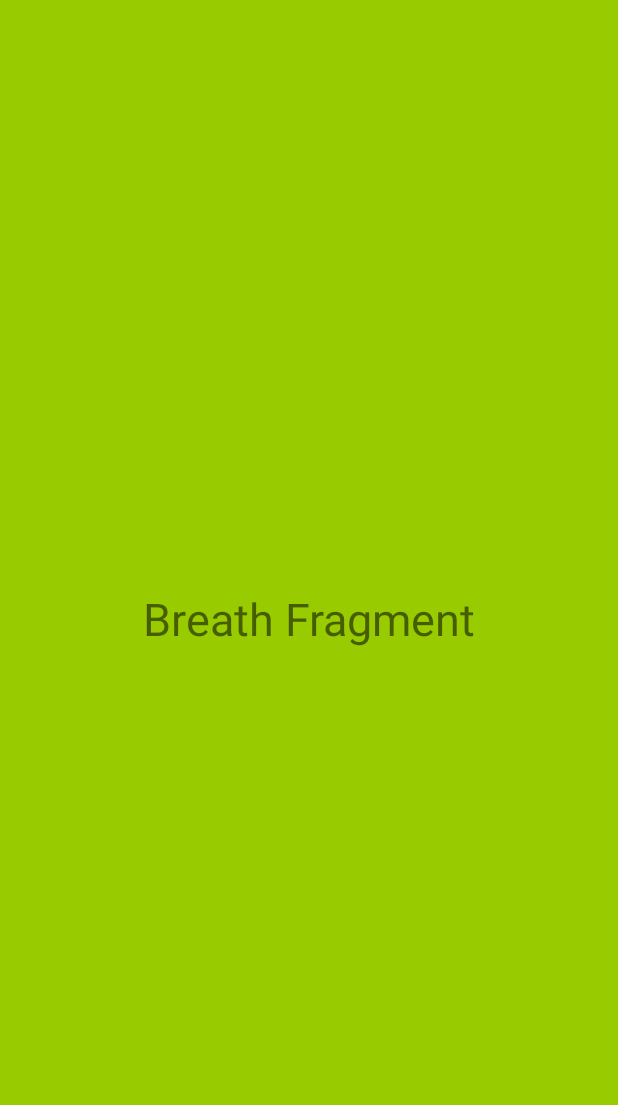
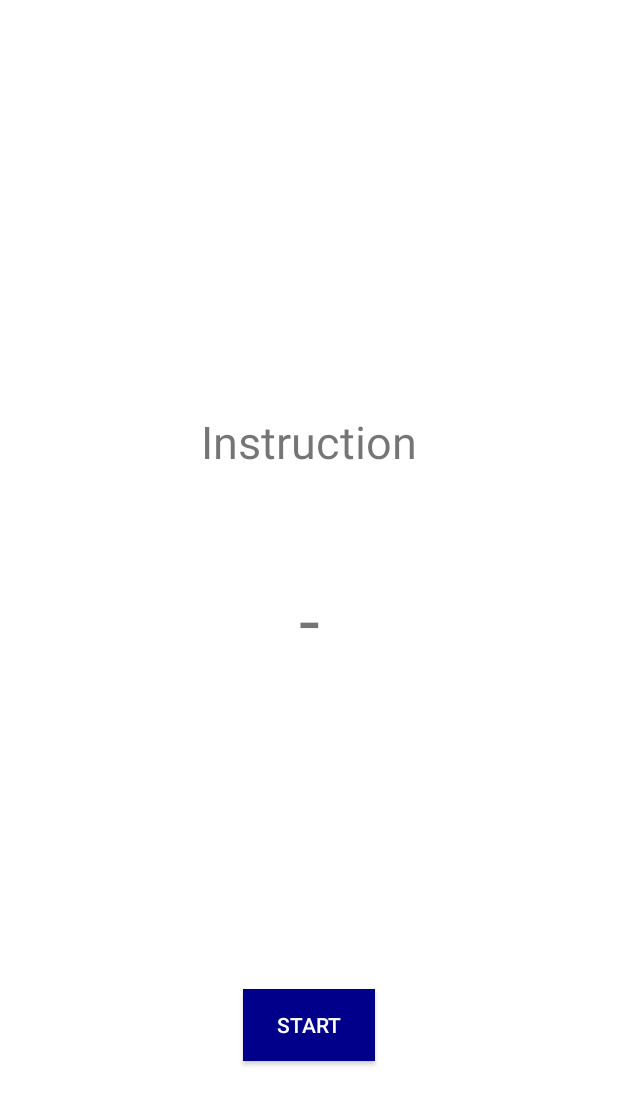
Before and after one commit to MarekCanavan/Year3_Dissertation, an Android app: the fragment BreathFragment shown on its own in the app's theme, on a phone screen of 412 x 824 dp. Shown: the top 1105 px of the screen. Run offline under Robolectric (Android 15) with nearby library versions, the phone set to English and light mode, and no system bars.

Commit message:
Timer working in Breath

```diff
--- a/app/src/main/AndroidManifest.xml
+++ b/app/src/main/AndroidManifest.xml
@@ -27,6 +27,7 @@
                 <category android:name="android.intent.category.LAUNCHER" />
             </intent-filter>
         </activity>
+        <receiver android:name=".Notifications.AlertReceiver"/>
     </application>
 
 </manifest>
--- a/app/src/main/res/layout/fragment_breath.xml
+++ b/app/src/main/res/layout/fragment_breath.xml
@@ -3,13 +3,41 @@
     xmlns:app="http://schemas.android.com/apk/res-auto"
     android:orientation="vertical" android:layout_width="match_parent"
     android:layout_height="match_parent"
-    android:background="@android:color/holo_green_light">
+    android:background="@android:color/white">
+
+    <Button
+        android:id="@+id/bt_breath_start_stop"
+        android:layout_width="wrap_content"
+        android:layout_height="wrap_content"
+        android:text="Start"
+        android:onClick="startBreathOnClick"
+        android:background="@color/darkBlue"
+        android:textColor="@color/white"
+        app:layout_constraintBottom_toBottomOf="parent"
+        app:layout_constraintEnd_toEndOf="parent"
+        app:layout_constraintHorizontal_bias="0.5"
+        app:layout_constraintStart_toStartOf="parent"
+        app:layout_constraintTop_toTopOf="parent"
+        app:layout_constraintVertical_bias="0.85" />
 
     <TextView
+        android:id="@+id/tv_breath_number"
         android:layout_width="wrap_content"
         android:layout_height="wrap_content"
-        android:text="Breath Fragment"
-        android:textSize="30sp"
+        android:text="-"
+        android:textSize="50dp"
+        app:layout_constraintBottom_toBottomOf="parent"
+        app:layout_constraintEnd_toEndOf="parent"
+        app:layout_constraintStart_toStartOf="parent"
+        app:layout_constraintTop_toTopOf="parent" />
+
+    <TextView
+        android:id="@+id/tv_breath_instruction"
+        android:layout_width="wrap_content"
+        android:layout_height="wrap_content"
+        android:text="Instruction"
+        android:textSize="30dp"
+        app:layout_constraintVertical_bias="0.35"
         app:layout_constraintBottom_toBottomOf="parent"
         app:layout_constraintEnd_toEndOf="parent"
         app:layout_constraintStart_toStartOf="parent"
```
Also changed, not shown: app/src/main/java/com/example/diss_cbt_application/BreathFeature/BreathFragment.java (+9 -0 lines), app/src/main/java/com/example/diss_cbt_application/GoalsFeature/GNewEditGoal.java (+27 -20 lines), app/src/main/java/com/example/diss_cbt_application/GoalsFeature/GoalsFragment.java (+14 -0 lines), app/src/main/java/com/example/diss_cbt_application/MainActivity.java (+60 -0 lines).
